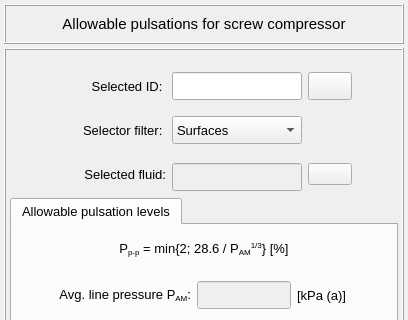
This is vibra/interface/data/ui_files/plots/acoustic/allowable_pulsations_for_screw_compressor_inputs.ui in MOPT-UFSC/VIBRA as Qt 5 draws it before an edit; both pictures show x 0 to 408 and y 0 to 320 of the 408 by 480 pixel window. The edited form follows.
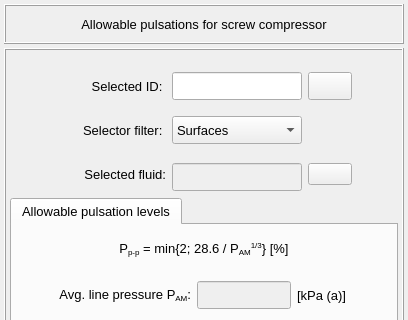
This is the edited form. Icons and pictures are not drawn.

```diff
--- a/vibra/interface/data/ui_files/plots/acoustic/allowable_pulsations_for_screw_compressor_inputs.ui
+++ b/vibra/interface/data/ui_files/plots/acoustic/allowable_pulsations_for_screw_compressor_inputs.ui
@@ -96,8 +96,8 @@
         </property>
         <property name="font">
          <font>
-          <family>MS Shell Dlg 2</family>
-          <pointsize>11</pointsize>
+          <family>Segoe UI</family>
+          <pointsize>10</pointsize>
           <italic>false</italic>
           <bold>false</bold>
          </font>
```
